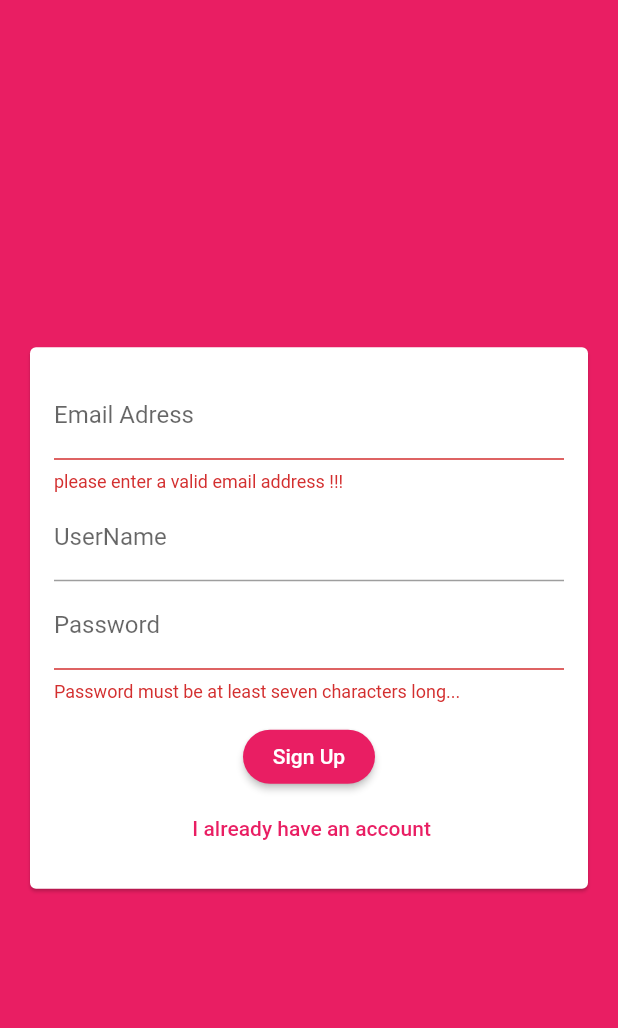
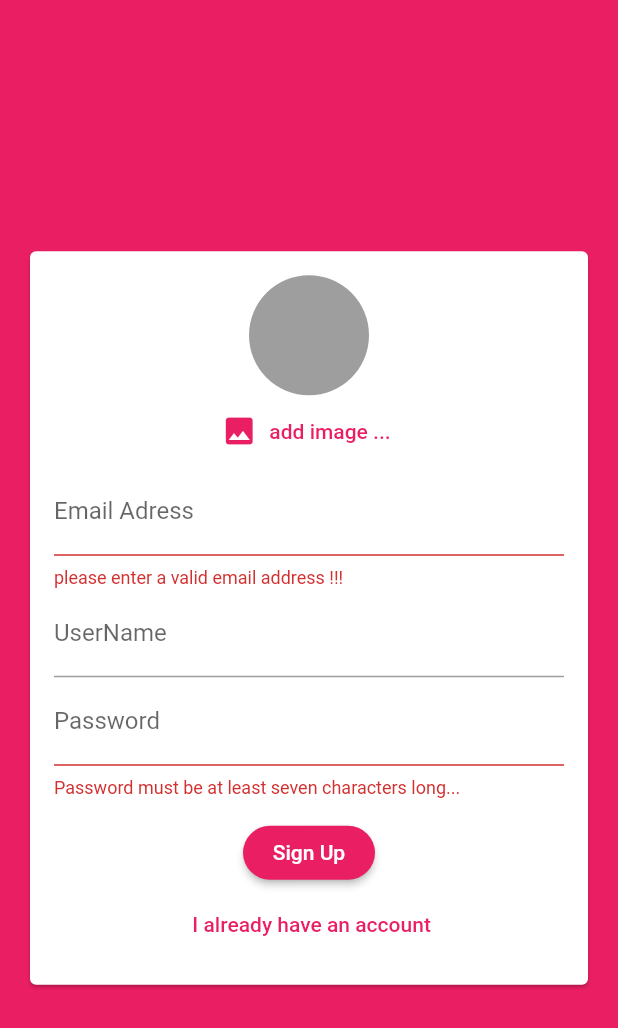
Before and after one commit to Philippe35507/max_chat_app, a Flutter app: the screen it shows after launch, after a tap on "Login", after a tap on "Create New Acount", on a phone screen of 412 x 824 dp. Shown: the top 1028 px of the screen. Run offline on Flutter 3.47's test engine with Material 2 defaults, Android fonts, the phone set to English and light mode, and no system bars; our stand-ins replace cloud_firestore, firebase_auth, image_picker; accounts and stored records are empty.

Commit message:
Adding an Image Picker

```diff
--- /dev/null
+++ b/lib/pickers/user_image_picker.dart
@@ -0,0 +1,38 @@
+import 'package:flutter/material.dart';
+import 'dart:io';
+
+import 'package:image_picker/image_picker.dart';
+
+class UserImagePicker extends StatefulWidget {
+  @override
+  _UserImagePickerState createState() => _UserImagePickerState();
+}
+
+class _UserImagePickerState extends State<UserImagePicker> {
+  File _pickedImage;
+
+  void _pickImage() async {
+    final pickedImageFile =
+        await ImagePicker.pickImage(source: ImageSource.camera);
+    setState(() {
+      _pickedImage = pickedImageFile;
+    });
+  }
+
+  @override
+  Widget build(BuildContext context) {
+    return Column(children: <Widget>[
+      CircleAvatar(
+        radius: 40,
+        backgroundColor: Colors.grey,
+        backgroundImage: _pickedImage != null ? FileImage(_pickedImage) : null,
+      ),
+      FlatButton.icon(
+        textColor: Theme.of(context).primaryColor,
+        onPressed: _pickImage,
+        icon: Icon(Icons.image),
+        label: Text('add image ...'),
+      ),
+    ]);
+  }
+}
--- a/lib/widgets/auth/auth_form.dart
+++ b/lib/widgets/auth/auth_form.dart
@@ -1,4 +1,6 @@
 import 'package:flutter/material.dart';
+
+import '../../pickers/user_image_picker.dart';
 
 class AuthForm extends StatefulWidget {
   AuthForm(this.submitFn, this.isLoading);
@@ -52,6 +54,7 @@ class _AuthFormState extends State<AuthForm> {
               child: Column(
                 mainAxisSize: MainAxisSize.min,
                 children: <Widget>[
+                  if (!_isLogin) UserImagePicker(),
                   TextFormField(
                     key: ValueKey('email'),
                     validator: (value) {
--- a/pubspec.yaml
+++ b/pubspec.yaml
@@ -16,6 +16,7 @@ dependencies:
   firebase_auth: ^0.16.1
   firebase_core: ^0.4.5
   firebase_analytics: ^5.0.16
+  image_picker: ^0.6.7+4
 
 dev_dependencies:
   flutter_test:
```
Also changed, not shown: pubspec.lock, 2 other files.
